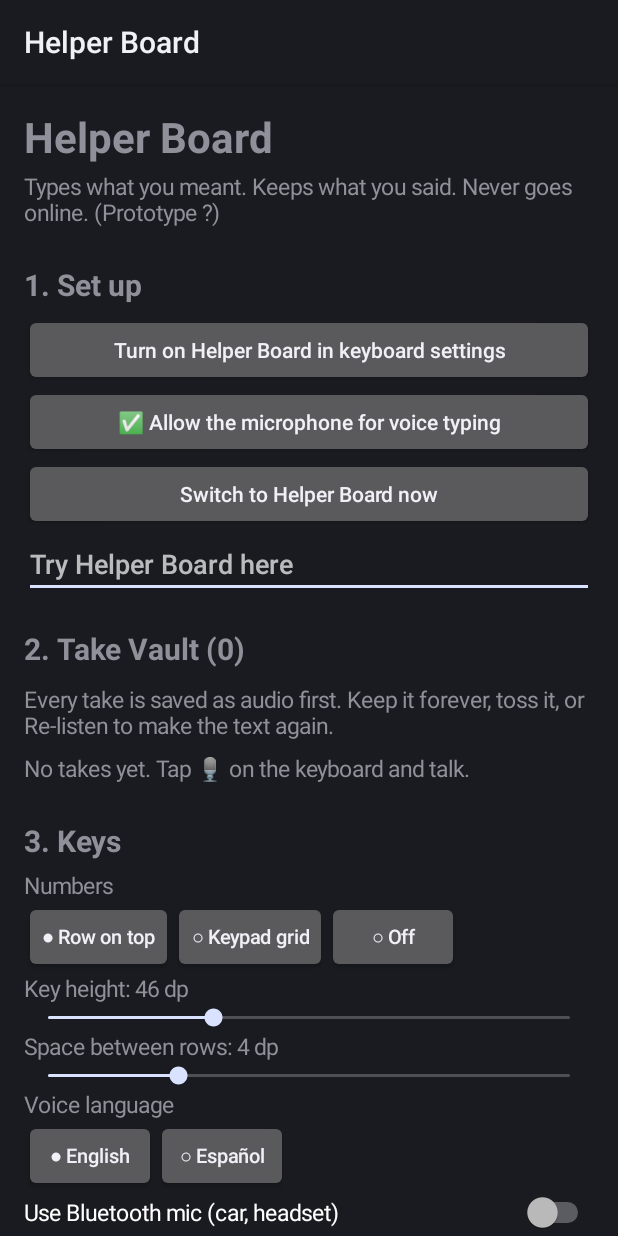
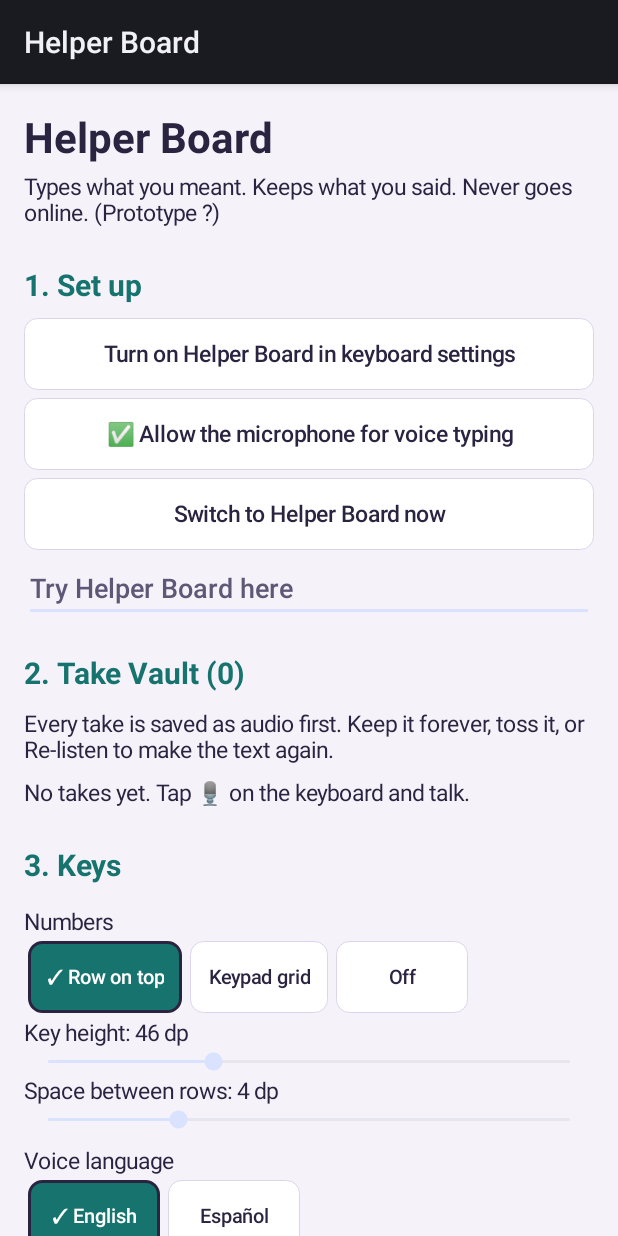
Before and after one commit to real-raven575/vcge-lab, an Android app: the screen it shows after launch (VaultActivity), on a phone screen of 412 x 824 dp. Run offline under Robolectric (Android 15) with nearby library versions, the phone set to English and light mode, and no system bars.

Commit message:
Helper Board: fixes from the first phone test
- Words after a long pause were lost: each take is now split at pauses
  (core Pauses, 7 tests) and every part gets its own text; a part with no
  text is reported, and the audio stays saved.
- A space goes before dictated text when it would join the word before.
- Herd colours only: Herd Dark, Herd Light or match the phone, plus vCGE's
  colour-vision choices (core HerdTheme; every combination tested for 4.5:1
  text contrast). The picked option shows a check mark on an accent fill.
- Settings page drawn in the same Herd palette; the Take Vault list updates
  while the page is open.
- Keyboard: settings key (and hold 123), keyboard-switch and hide keys,
  emoji tab with recent emoji (not from private boxes, can be hidden),
  hold to repeat on delete and arrows, thinner word bar, bottom bar in the
  keyboard's colour.

Co-Authored-By: Claude Opus 5.5 <noreply@anthropic.com>
Claude-Session: https://claude.ai/code/session_01SNwx9vU8KdXZuPKfJuNLai

```diff
--- a/helper-board/app/src/main/kotlin/com/herdofhelpers/helperboard/KeyLook.kt
+++ b/helper-board/app/src/main/kotlin/com/herdofhelpers/helperboard/KeyLook.kt
@@ -1,6 +1,7 @@
 package com.herdofhelpers.helperboard
 
 import android.content.Context
+import android.content.res.Configuration
 import android.graphics.Bitmap
 import android.graphics.BitmapFactory
 import android.graphics.Color
@@ -13,16 +14,23 @@ import android.graphics.drawable.Drawable
 import android.graphics.drawable.GradientDrawable
 import android.graphics.drawable.LayerDrawable
 import android.view.Gravity
+import com.herdofhelpers.helperboard.core.ColourVision
+import com.herdofhelpers.helperboard.core.HerdLook
+import com.herdofhelpers.helperboard.core.HerdPalette
+import com.herdofhelpers.helperboard.core.HerdTheme
 
-/** The keyboard's look: the user's photo behind bubble keys, all from their own settings. Every option is free. */
+/** The keyboard's look: Herd Dark or Herd Light (vCGE's own colours), the user's photo behind it, bubble keys. All free. */
 object KeyLook {
-    /** The 16 starter colors. No color is ever paid. */
-    val PALETTE = intArrayOf(
-        0xFF3A3F55.toInt(), 0xFF1B1E2A.toInt(), 0xFFFFFFFF.toInt(), 0xFF9AA0B4.toInt(),
-        0xFFB3264A.toInt(), 0xFFFF7D9B.toInt(), 0xFFB86A00.toInt(), 0xFFFFB547.toInt(),
-        0xFF0B7A6F.toInt(), 0xFF4FD6C4.toInt(), 0xFF2B3A8F.toInt(), 0xFF9FB0FF.toInt(),
-        0xFF5B3FB8.toInt(), 0xFFB9A4FF.toInt(), 0xFF2E7D32.toInt(), 0xFF8D6E63.toInt(),
-    )
+    /** The Herd palette for the user's look and colour vision. "Match my phone" follows the phone's dark mode. */
+    fun palette(context: Context, prefs: Prefs): HerdPalette {
+        val night = (context.resources.configuration.uiMode and Configuration.UI_MODE_NIGHT_MASK) == Configuration.UI_MODE_NIGHT_YES
+        return HerdTheme.palette(prefs.herdLook, prefs.colourVision, phoneIsDark = night)
+    }
+
+    /** The colour a photo tint name stands for, or 0 for none. */
+    fun tint(p: HerdPalette, name: String): Int = when (name) {
+        "ACCENT" -> p.accent; "GOOD" -> p.good; "WARN" -> p.warn; "STOP" -> p.stop; else -> 0
+    }
 
     fun dp(context: Context, v: Int): Int = (v * context.resources.displayMetrics.density).toInt()
 
@@ -33,20 +41,14 @@ object KeyLook {
         else -> Typeface.DEFAULT
     }
 
-    /** Text that reads on the key color: light keys get dark text. */
-    fun textColor(keyColor: Int): Int {
-        val l = 0.299 * Color.red(keyColor) + 0.587 * Color.green(keyColor) + 0.114 * Color.blue(keyColor)
-        return if (l > 150) 0xFF1B1E2A.toInt() else Color.WHITE
-    }
-
     /** A rounded key with a soft top-light bevel ("bubble"); strength 0 = flat. */
-    fun keyBackground(context: Context, color: Int, bubble: Int, pressed: Boolean = false): Drawable {
+    fun keyBackground(context: Context, color: Int, bubble: Int, pressed: Boolean = false, edge: Int? = null, edgeDp: Int = 1): Drawable {
         val base = if (pressed) blend(color, Color.BLACK, 0.25f) else color
         val radius = dp(context, 9).toFloat()
         val body = GradientDrawable().apply {
             cornerRadius = radius
             setColor(base)
-            setStroke(dp(context, 1), blend(base, Color.BLACK, 0.35f))
+            setStroke(dp(context, edgeDp), edge ?: blend(base, Color.BLACK, 0.35f))
         }
         if (bubble <= 0) return body
         val a = (bubble.coerceIn(0, 100) * 1.1f).toInt()
@@ -59,7 +61,8 @@ object KeyLook {
 
     /** The keyboard background: the user's photo (positioned or tiled, faded, tinted), or a plain color. */
     fun background(context: Context, prefs: Prefs): Drawable {
-        val plain = ColorDrawable(0xFF12141C.toInt())
+        val p = palette(context, prefs)
+        val plain = ColorDrawable(p.bg)
         val file = prefs.themePhoto
         if (!file.exists()) return plain
         val bmp: Bitmap = runCatching { decodeScaled(file.path, 1080) }.getOrNull() ?: return plain
@@ -69,10 +72,8 @@ object KeyLook {
             else gravity = Gravity.FILL_HORIZONTAL or when (prefs.themeAlign) {
                 "TOP" -> Gravity.TOP; "BOTTOM" -> Gravity.BOTTOM; else -> Gravity.CENTER_VERTICAL
             }
-            if (prefs.themeTint != 0) setColorFilter(
-                Color.argb(110, Color.red(prefs.themeTint), Color.green(prefs.themeTint), Color.blue(prefs.themeTint)),
-                PorterDuff.Mode.SRC_ATOP,
-            )
+            val t = tint(p, prefs.themeTint)
+            if (t != 0) setColorFilter(Color.argb(110, Color.red(t), Color.green(t), Color.blue(t)), PorterDuff.Mode.SRC_ATOP)
         }
         return LayerDrawable(arrayOf(plain, photo))
     }
--- a/helper-board/app/src/main/kotlin/com/herdofhelpers/helperboard/Prefs.kt
+++ b/helper-board/app/src/main/kotlin/com/herdofhelpers/helperboard/Prefs.kt
@@ -1,6 +1,8 @@
 package com.herdofhelpers.helperboard
 
 import android.content.Context
+import com.herdofhelpers.helperboard.core.ColourVision
+import com.herdofhelpers.helperboard.core.HerdLook
 import com.herdofhelpers.helperboard.core.NumberStyle
 import com.herdofhelpers.helperboard.core.PersonalDictionary
 import com.herdofhelpers.helperboard.core.RetentionSettings
@@ -66,24 +68,38 @@ class Prefs(context: Context) {
     var themeOpacity: Int  // 0..100
         get() = sp.getInt("themeOpacity", 70)
         set(v) = sp.edit().putInt("themeOpacity", v).apply()
-    var themeTint: Int     // ARGB, 0 = none
-        get() = sp.getInt("themeTint", 0)
-        set(v) = sp.edit().putInt("themeTint", v).apply()
+    var themeTint: String  // NONE, ACCENT, GOOD, WARN, STOP: Herd colours only
+        get() = sp.getString("themeTintName", "NONE")!!
+        set(v) = sp.edit().putString("themeTintName", v).apply()
     var themeTile: Boolean
         get() = sp.getBoolean("themeTile", false)
         set(v) = sp.edit().putBoolean("themeTile", v).apply()
     var themeAlign: String  // TOP, CENTER, BOTTOM
         get() = sp.getString("themeAlign", "CENTER")!!
         set(v) = sp.edit().putString("themeAlign", v).apply()
-    var keyColor: Int
-        get() = sp.getInt("keyColor", 0xFF3A3F55.toInt())
-        set(v) = sp.edit().putInt("keyColor", v).apply()
+    /** Herd Dark, Herd Light, or match the phone (first phone test: Herd theming only). */
+    var herdLook: HerdLook
+        get() = runCatching { HerdLook.valueOf(sp.getString("herdLook", "PHONE")!!) }.getOrDefault(HerdLook.PHONE)
+        set(v) = sp.edit().putString("herdLook", v.name).apply()
+    /** Colour vision, the same choices as vCGE. */
+    var colourVision: ColourVision
+        get() = runCatching { ColourVision.valueOf(sp.getString("colourVision", "TYPICAL")!!) }.getOrDefault(ColourVision.TYPICAL)
+        set(v) = sp.edit().putString("colourVision", v.name).apply()
     var bubble: Int  // 0..100 bevel strength
         get() = sp.getInt("bubble", 60)
         set(v) = sp.edit().putInt("bubble", v).apply()
     var keyFont: String  // DEFAULT, SERIF, MONO, BOLD
         get() = sp.getString("keyFont", "DEFAULT")!!
         set(v) = sp.edit().putString("keyFont", v).apply()
+
+    /** The 😀 tab on the mode strip (on by default). */
+    var showEmoji: Boolean
+        get() = sp.getBoolean("showEmoji", true)
+        set(v) = sp.edit().putBoolean("showEmoji", v).apply()
+    /** Up to 8 recently used emoji, newest first, kept on the phone only. */
+    var recentEmoji: List<String>
+        get() = sp.getString("recentEmoji", "")!!.split(" ").filter { it.isNotEmpty() }
+        set(v) = sp.edit().putString("recentEmoji", v.joinToString(" ")).apply()
 
     val themePhoto: File get() = File(app.filesDir, "theme-photo")
 
--- a/helper-board/app/src/main/kotlin/com/herdofhelpers/helperboard/VaultActivity.kt
+++ b/helper-board/app/src/main/kotlin/com/herdofhelpers/helperboard/VaultActivity.kt
@@ -25,6 +25,10 @@ import android.widget.SeekBar
 import android.widget.Switch
 import android.widget.TextView
 import android.widget.Toast
+import com.herdofhelpers.helperboard.core.ColourVision
+import com.herdofhelpers.helperboard.core.HerdLook
+import com.herdofhelpers.helperboard.core.HerdPalette
+import com.herdofhelpers.helperboard.core.HerdTheme
 import com.herdofhelpers.helperboard.core.NumberStyle
 import java.util.Date
 
@@ -58,16 +62,45 @@ class VaultActivity : Activity() {
 
     override fun onResume() {
         super.onResume()
+        watchTakes()
         takes.applyRetention(prefs)
         build()
     }
 
     override fun onPause() {
         player?.release(); player = null
+        main.removeCallbacksAndMessages(null)
         super.onPause()
     }
 
+    // The keyboard can add takes while this page is open (the try-it box). Check every 2 s and redraw only the
+    // Take Vault part, so the box keeps its focus and the keyboard stays up.
+    private val main = android.os.Handler(android.os.Looper.getMainLooper())
+    private var takesBox: LinearLayout? = null
+    private var takesSeen = ""
+    private fun takesSignature() = takes.all().joinToString { "${it.id}:${it.status}:${it.kept}:${it.trashedAtMs}" }
+    private fun watchTakes() {
+        main.postDelayed({
+            val now = takesSignature()
+            if (now != takesSeen) refreshTakes()
+            watchTakes()
+        }, 2_000)
+    }
+    private fun refreshTakes() {
+        val box = takesBox ?: return
+        val real = page
+        box.removeAllViews(); page = box
+        try { takesSection() } finally { page = real }
+        takesSeen = takesSignature()
+    }
+
+    private var pal = HerdTheme.DARK
+
     private fun build() {
+        pal = KeyLook.palette(this, prefs)
+        window.decorView.setBackgroundColor(pal.bg)
+        window.statusBarColor = pal.bg
+        window.navigationBarColor = pal.bg
         page.removeAllViews()
         title("Helper Board")
         text("Types what you meant. Keeps what you said. Never goes online. (Prototype ${versionName()})")
@@ -87,6 +120,7 @@ class VaultActivity : Activity() {
         }
         page.addView(EditText(this).apply {
             hint = "Try Helper Board here"
+            setTextColor(pal.text); setHintTextColor(pal.muted)
             id = View.generateViewId()
             tryBox = this
         })
@@ -101,7 +135,9 @@ class VaultActivity : Activity() {
                 "On-device speech recognition). Without it, every take is still saved as audio."
         )
 
-        takesSection()
+        takesBox = LinearLayout(this).apply { orientation = LinearLayout.VERTICAL }
+        page.addView(takesBox)
+        refreshTakes()
         keyboardSection()
         themeSection()
         dictionarySection()
@@ -130,7 +166,7 @@ class VaultActivity : Activity() {
         val card = LinearLayout(this).apply {
             orientation = LinearLayout.VERTICAL
             val p = dp(10); setPadding(p, p, p, p)
-            setBackgroundColor(0x22888888)
+            background = KeyLook.keyBackground(this@VaultActivity, pal.surface, 0, edge = pal.border)
         }
         val whenText = DateFormat.format("EEE MMM d, h:mm a", Date(t.createdAtMs))
         val status = when (t.status) {
@@ -141,7 +177,7 @@ class VaultActivity : Activity() {
         }
         card.addView(small("${if (t.kept) "✅ Kept · " else ""}$whenText · ${takes.seconds(t.id)} s$status"))
         card.addView(TextView(this).apply {
-            text = t.text.ifEmpty { "(no text yet)" }; textSize = 16f; setTextIsSelectable(true)
+            text = t.text.ifEmpty { "(no text yet)" }; textSize = 16f; setTextIsSelectable(true); setTextColor(pal.text)
         })
         val row = LinearLayout(this).apply { orientation = LinearLayout.HORIZONTAL }
         row.addView(smallButton("▶ Play") { play(t) })
@@ -182,6 +218,7 @@ class VaultActivity : Activity() {
     private fun relisten(t: Take) {
         t.status = Take.STATUS_TRANSCRIBING; takes.save(t); build()
         Transcriber(this).transcribe(takes.audio(t.id), t.language) { text, reason ->
+            if (reason != null && text != null) toast(reason)
             if (text != null) { t.text = text; t.status = Take.STATUS_DONE } else {
                 t.status = if (t.text.isEmpty()) Take.STATUS_SAVED else Take.STATUS_DONE
                 toast(reason ?: "Couldn't make text")
@@ -200,11 +237,16 @@ class VaultActivity : Activity() {
         slider("Space between rows", 0, 16, prefs.rowGapDp, "dp") { prefs.rowGapDp = it }
         choice("Voice language", listOf("English" to "en-US", "Español" to "es-US"), prefs.language) { prefs.language = it }
         toggle("Use Bluetooth mic (car, headset)", prefs.useBluetoothMic) { prefs.useBluetoothMic = it }
-        text("Tips: double-tap ⇧ for caps lock, hold ⌫ to delete a word, hold the space bar to switch keyboards.")
+        toggle("Show the 😀 emoji tab", prefs.showEmoji) { prefs.showEmoji = it }
+        text("Tips: double-tap ⇧ for caps lock. Hold ⌫ to keep deleting (it speeds up to whole words). " +
+            "Tap ⚙ on the keyboard, or hold 123, to come straight here. Hold the space bar to switch keyboards.")
     }
 
     private fun themeSection() {
         section("4. Look (all free)")
+        choice("Colours", HerdLook.values().map { it.label to it }, prefs.herdLook) { prefs.herdLook = it }
+        choice("Colour vision", ColourVision.values().map { it.label to it }, prefs.colourVision) { prefs.colourVision = it }
+        text(prefs.colourVision.hint)
         button(if (prefs.themePhoto.exists()) "🖼 Change photo" else "🖼 Pick a photo for the keyboard") {
             startActivityForResult(Intent(Intent.ACTION_OPEN_DOCUMENT).apply {
                 addCategory(Intent.CATEGORY_OPENABLE); type = "image/*"
@@ -217,15 +259,13 @@ class VaultActivity : Activity() {
             choice("Photo position", listOf("Top" to "TOP", "Middle" to "CENTER", "Bottom" to "BOTTOM"), prefs.themeAlign) {
                 prefs.themeAlign = it
             }
-            text("Photo tint")
-            palette(includeNone = true, selected = prefs.themeTint) { prefs.themeTint = it }
+            choice("Photo tint (Herd colours)", listOf("None" to "NONE", "Teal" to "ACCENT", "Green" to "GOOD",
+                "Gold" to "WARN", "Coral" to "STOP"), prefs.themeTint) { prefs.themeTint = it }
         }
-        text("Key color")
-        palette(includeNone = false, selected = prefs.keyColor) { prefs.keyColor = it }
         slider("Bubble look", 0, 100, prefs.bubble, "%") { prefs.bubble = it }
         choice("Key font", listOf("Standard" to "DEFAULT", "Serif" to "SERIF", "Mono" to "MONO", "Bold" to "BOLD"),
             prefs.keyFont) { prefs.keyFont = it }
-        text("Dyslexia-friendly fonts and colorblind palettes come next.")
+        text("A dyslexia-friendly key font comes next.")
     }
 
     @Deprecated("Activity result API needs AndroidX; this prototype stays framework-only.")
@@ -248,7 +288,7 @@ class VaultActivity : Activity() {
         toggle("Learn new words as I type (asks before saving)", prefs.learnWords) { prefs.learnWords = it }
         for (w in d.pending) {
             val row = LinearLayout(this).apply { orientation = LinearLayout.HORIZONTAL; gravity = Gravity.CENTER_VERTICAL }
-            row.addView(TextView(this).apply { text = "Save \"$w\"?"; textSize = 16f },
+            row.addView(TextView(this).apply { text = "Save \"$w\"?"; textSize = 16f; setTextColor(pal.text) },
                 LinearLayout.LayoutParams(0, ViewGroup.LayoutParams.WRAP_CONTENT, 1f))
             row.addView(smallButton("Yes") { d.approve(w); prefs.saveDictionary(d); build() })
             row.addView(smallButton("No") { d.reject(w); prefs.saveDictionary(d); build() })
@@ -280,26 +320,43 @@ class VaultActivity : Activity() {
     private fun toast(s: String) = Toast.makeText(this, s, Toast.LENGTH_SHORT).show()
     private fun versionName(): String = runCatching { packageManager.getPackageInfo(packageName, 0).versionName }.getOrNull() ?: "?"
 
-    private fun title(s: String) = page.addView(TextView(this).apply { text = s; textSize = 28f; setTypeface(typeface, Typeface.BOLD) })
+    // Every piece of the page is drawn in the Herd palette (pal), so Herd Dark, Herd Light and colour vision all apply here too.
+    private fun title(s: String) = page.addView(TextView(this).apply {
+        text = s; textSize = 28f; setTypeface(typeface, Typeface.BOLD); setTextColor(pal.text)
+    })
     private fun section(s: String) = page.addView(TextView(this).apply {
-        text = s; textSize = 20f; setTypeface(typeface, Typeface.BOLD); setPadding(0, dp(20), 0, dp(6))
+        text = s; textSize = 20f; setTypeface(typeface, Typeface.BOLD); setPadding(0, dp(20), 0, dp(6)); setTextColor(pal.accentText())
     })
-    private fun text(s: String) = page.addView(TextView(this).apply { text = s; textSize = 15f; setPadding(0, dp(4), 0, dp(4)) })
-    private fun small(s: String) = TextView(this).apply { text = s; textSize = 13f; alpha = 0.8f }
-    private fun button(s: String, onClick: () -> Unit) = page.addView(Button(this).apply {
-        text = s; isAllCaps = false; setOnClickListener { onClick() }
+    private fun text(s: String) = page.addView(TextView(this).apply {
+        text = s; textSize = 15f; setPadding(0, dp(4), 0, dp(4)); setTextColor(pal.text)
     })
-    private fun smallButton(s: String, onClick: () -> Unit) = Button(this).apply {
-        text = s; isAllCaps = false; textSize = 13f; setOnClickListener { onClick() }
+    private fun small(s: String) = TextView(this).apply { text = s; textSize = 13f; setTextColor(pal.muted) }
+    private fun styled(b: Button, picked: Boolean = false, size: Float = 15f) = b.apply {
+        isAllCaps = false; textSize = size; stateListAnimator = null
+        setTextColor(if (picked) pal.onAccent else pal.text)
+        background = KeyLook.keyBackground(this@VaultActivity, if (picked) pal.accent else pal.surface, 0,
+            edge = if (picked) pal.text else pal.border, edgeDp = if (picked) 2 else 1)
+        val p = dp(12); setPadding(p, 0, p, 0)
+    }
+    private fun button(s: String, onClick: () -> Unit) = page.addView(styled(Button(this)).apply {
+        text = s; setOnClickListener { onClick() }
+    }, LinearLayout.LayoutParams(ViewGroup.LayoutParams.MATCH_PARENT, ViewGroup.LayoutParams.WRAP_CONTENT).apply {
+        setMargins(0, dp(3), 0, dp(3))
+    })
+    private fun smallButton(s: String, picked: Boolean = false, onClick: () -> Unit) = styled(Button(this), picked, 13f).apply {
+        text = s; setOnClickListener { onClick() }
+        layoutParams = LinearLayout.LayoutParams(ViewGroup.LayoutParams.WRAP_CONTENT, ViewGroup.LayoutParams.WRAP_CONTENT).apply {
+            setMargins(dp(3), dp(3), dp(3), dp(3))
+        }
     }
 
     private fun toggle(s: String, on: Boolean, set: (Boolean) -> Unit) = page.addView(Switch(this).apply {
-        text = s; textSize = 15f; isChecked = on
+        text = s; textSize = 15f; isChecked = on; setTextColor(pal.text)
         setOnCheckedChangeListener { _: CompoundButton, v: Boolean -> set(v) }
     })
 
     private fun slider(s: String, min: Int, max: Int, value: Int, unit: String, set: (Int) -> Unit) {
-        val label = TextView(this).apply { text = "$s: $value $unit"; textSize = 15f }
+        val label = TextView(this).apply { text = "$s: $value $unit"; textSize = 15f; setTextColor(pal.text) }
         page.addView(label)
         page.addView(SeekBar(this).apply {
             this.max = max - min; progress = value - min
@@ -313,26 +370,20 @@ class VaultActivity : Activity() {
         })
     }
 
+    /** Options as buttons. The picked one is filled in the Herd accent with a ✓ and a bold edge, so it shows on every look. */
     private fun <T> choice(s: String, options: List<Pair<String, T>>, current: T, set: (T) -> Unit) {
-        page.addView(TextView(this).apply { text = s; textSize = 15f })
-        val row = LinearLayout(this).apply { orientation = LinearLayout.HORIZONTAL }
-        for ((name, v) in options) row.addView(smallButton((if (v == current) "● " else "○ ") + name) { set(v); build() })
-        page.addView(row)
-    }
-
-    private fun palette(includeNone: Boolean, selected: Int, set: (Int) -> Unit) {
-        val colors = (if (includeNone) listOf(0) else emptyList()) + KeyLook.PALETTE.toList()
-        colors.chunked(6).forEach { chunk ->
+        page.addView(TextView(this).apply { text = s; textSize = 15f; setTextColor(pal.text); setPadding(0, dp(8), 0, 0) })
+        options.chunked(3).forEach { chunk ->
             val row = LinearLayout(this).apply { orientation = LinearLayout.HORIZONTAL }
-            for (c in chunk) row.addView(View(this).apply {
-                background = KeyLook.keyBackground(this@VaultActivity, if (c == 0) Color.LTGRAY else c, 30)
-                contentDescription = if (c == 0) "no tint" else "color"
-                alpha = if (c == selected) 1f else 0.6f
-                setOnClickListener { set(c); build() }
-            }, LinearLayout.LayoutParams(dp(40), dp(40)).apply { setMargins(dp(4), dp(4), dp(4), dp(4)) })
+            for ((name, v) in chunk) row.addView(smallButton((if (v == current) "✓ " else "") + name, picked = v == current) {
+                set(v); build()
+            })
             page.addView(row)
         }
     }
+
+    /** Headings in the accent colour when it reads well on the page, else in the text colour. */
+    private fun HerdPalette.accentText(): Int = if (HerdTheme.contrast(accent, bg) >= 4.5) accent else text
 
     companion object {
         private const val PICK_PHOTO = 7
--- /dev/null
+++ b/helper-board/core/src/main/kotlin/com/herdofhelpers/helperboard/core/HerdTheme.kt
@@ -0,0 +1,62 @@
+package com.herdofhelpers.helperboard.core
+
+/**
+ * Helper Board wears the Herd's own colours, the same Herd Dark and Herd Light the vCGE app uses (vCGE-Master
+ * mod01-shell/themes.js), and the same colour-vision choices (settings.js COLOUR_VISION). No made-up palettes.
+ */
+data class HerdPalette(
+    val bg: Int, val surface: Int, val text: Int, val muted: Int, val accent: Int, val onAccent: Int,
+    val border: Int, val sunk: Int, val soft: Int, val softInk: Int, val good: Int, val warn: Int, val stop: Int,
+    val onGood: Int, val onStop: Int, val dark: Boolean,
+)
+
+enum class HerdLook(val label: String) { PHONE("Match my phone"), DARK("Herd Dark"), LIGHT("Herd Light") }
+
+/** Colour vision, as in vCGE Settings > Accessibility. Each moves the go and stop colours to a pair that person tells apart. */
+enum class ColourVision(val label: String, val hint: String) {
+    TYPICAL("Typical", "No colour changes"),
+    PROTAN("Red-weak (protan)", "Green and red become blue and orange"),
+    DEUTAN("Green-weak (deutan)", "Green and red become blue and orange"),
+    TRITAN("Blue-weak (tritan)", "Blue and yellow cues become teal and pink"),
+    MONO("No colour", "Go and stop cues turn grey, with words and marks"),
+}
+
+object HerdTheme {
+    private fun c(hex: String): Int = (0xFF000000 or hex.removePrefix("#").toLong(16)).toInt()
+
+    val DARK = HerdPalette(
+        bg = c("#18151f"), surface = c("#231f2e"), text = c("#eeeaf7"), muted = c("#b4acc9"), accent = c("#72d3ca"),
+        onAccent = c("#0e2b29"), border = c("#3a3449"), sunk = c("#141119"), soft = c("#1d3b3a"), softInk = c("#9fe6de"),
+        good = c("#7fd39e"), warn = c("#f2c060"), stop = c("#ff8a80"), onGood = c("#18151f"), onStop = c("#18151f"), dark = true,
+    )
+    val LIGHT = HerdPalette(
+        bg = c("#f5f2fa"), surface = c("#ffffff"), text = c("#2a2440"), muted = c("#5e5776"), accent = c("#17736e"),
+        onAccent = c("#ffffff"), border = c("#dcd5ea"), sunk = c("#ece7f5"), soft = c("#d5efec"), softInk = c("#0f4f4b"),
+        good = c("#2e7d4f"), warn = c("#8a5800"), stop = c("#b3261e"), onGood = c("#ffffff"), onStop = c("#ffffff"), dark = false,
+    )
+
+    /** The palette for a look and colour vision. [phoneIsDark] is used only by [HerdLook.PHONE]. */
+    fun palette(look: HerdLook, vision: ColourVision, phoneIsDark: Boolean = true): HerdPalette {
+        val base = when (look) { HerdLook.DARK -> DARK; HerdLook.LIGHT -> LIGHT; HerdLook.PHONE -> if (phoneIsDark) DARK else LIGHT }
+        val (good, stop) = when (vision) {
+            ColourVision.TYPICAL -> return base
+            ColourVision.PROTAN, ColourVision.DEUTAN ->
+                if (base.dark) c("#8ab4ff") to c("#fdba74") else c("#1d4ed8") to c("#c2410c")
+            ColourVision.TRITAN ->
+                if (base.dark) c("#5eead4") to c("#f9a8d4") else c("#0f766e") to c("#be185d")
+            ColourVision.MONO ->
+                if (base.dark) c("#e0e0e0") to c("#9e9e9e") else c("#3d3d3d") to c("#5c5c5c")
+        }
+        return base.copy(good = good, stop = stop)
+    }
+
+    /** WCAG contrast ratio between two opaque colours (1 to 21). */
+    fun contrast(a: Int, b: Int): Double {
+        fun lum(x: Int): Double {
+            fun ch(v: Int): Double { val s = v / 255.0; return if (s <= 0.03928) s / 12.92 else Math.pow((s + 0.055) / 1.055, 2.4) }
+            return 0.2126 * ch((x shr 16) and 0xFF) + 0.7152 * ch((x shr 8) and 0xFF) + 0.0722 * ch(x and 0xFF)
+        }
+        val (hi, lo) = lum(a).let { la -> lum(b).let { lb -> maxOf(la, lb) to minOf(la, lb) } }
+        return (hi + 0.05) / (lo + 0.05)
+    }
+}
```
Also changed, not shown: helper-board/app/src/main/kotlin/com/herdofhelpers/helperboard/HelperBoardIme.kt (+88 -21 lines), helper-board/app/src/main/kotlin/com/herdofhelpers/helperboard/Transcriber.kt (+74 -34 lines), helper-board/core/src/main/kotlin/com/herdofhelpers/helperboard/core/Layouts.kt (+36 -3 lines), helper-board/core/src/main/kotlin/com/herdofhelpers/helperboard/core/Pauses.kt (added, +97 -0 lines), 1 other file.
